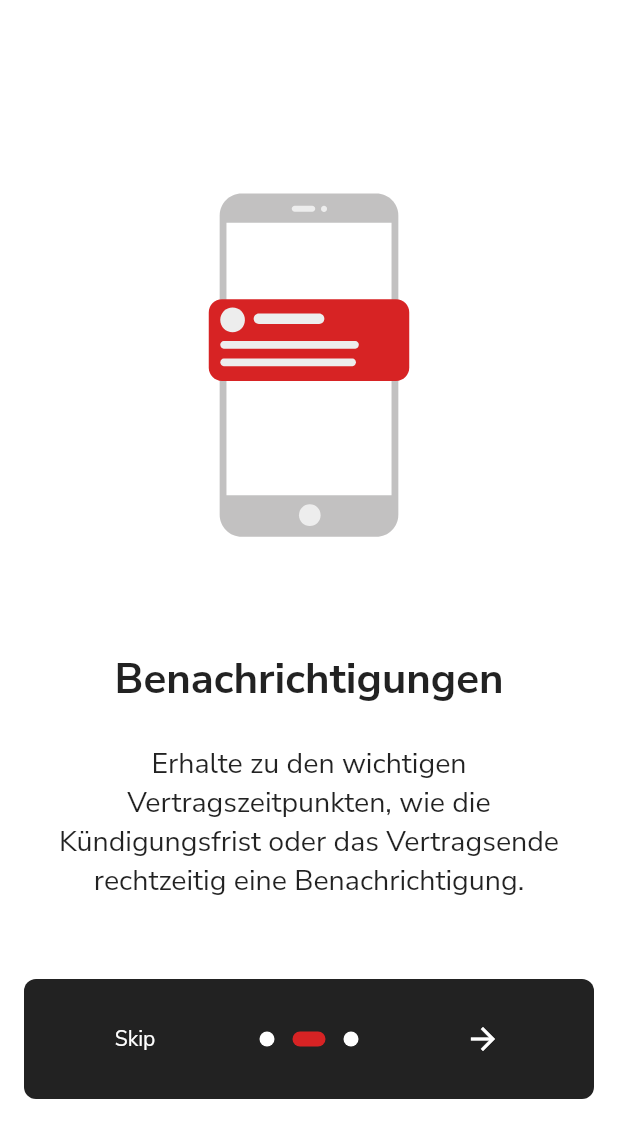
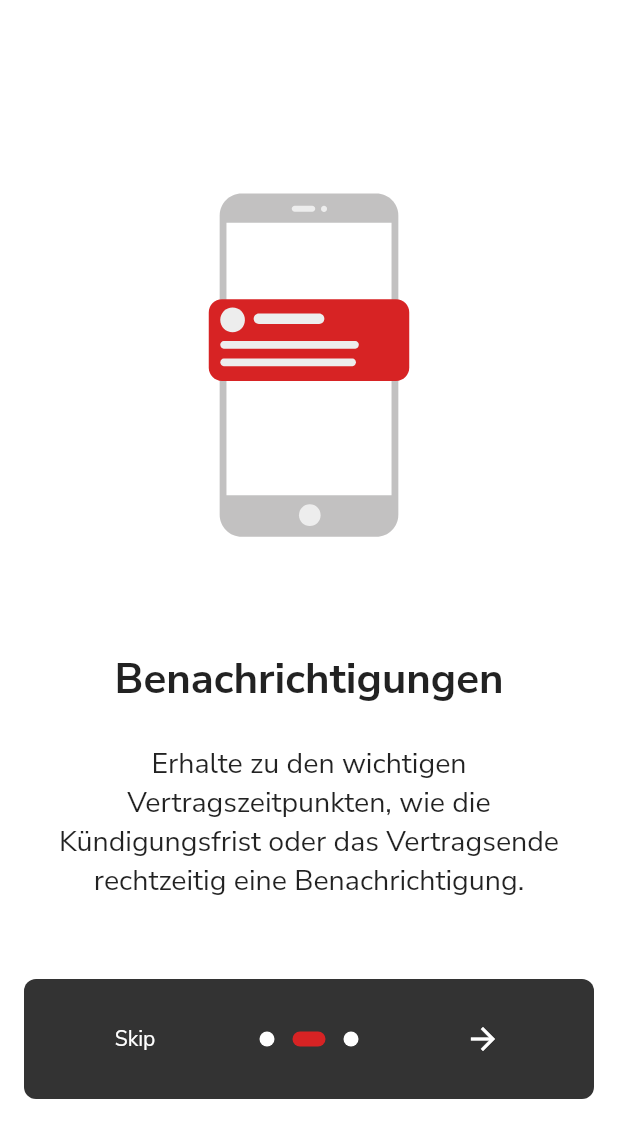
Before and after one commit to christian-leingang/CTFL-Vertragsmanager, a Flutter app: the screen it shows after launch, swiped to page 2, on a phone screen of 412 x 824 dp, the part 113-1236 px from its top. Run offline on Flutter 3.47's test engine with Material 2 defaults, Android fonts, the phone set to English and light mode, and no system bars; drawn by our look-alikes of introduction_screen; our stand-ins replace datetime_picker_formfield, file_picker, flutter_login, flutter_native_splash, fluttertoast, hive and 5 more; missing offline and left inert: cloudinary_public, dropdown_plus, flutter_pdfview, image_picker_for_web, shared_preferences_web; accounts and stored records are empty; project files that could hold a hidden picture were left out.

Commit message:
UI changes for dark mode

```diff
--- a/frontend/ctfl_vertragsmanager/lib/main.dart
+++ b/frontend/ctfl_vertragsmanager/lib/main.dart
@@ -58,6 +58,7 @@ class _MainState extends State<Main> {
         ChangeNotifierProvider(create: (context) => AllVertraegeProvider()),
       ],
       child: MaterialApp(
+        debugShowCheckedModeBanner: false,
         localizationsDelegates: const [
           GlobalMaterialLocalizations.delegate,
           GlobalWidgetsLocalizations.delegate,
--- a/frontend/ctfl_vertragsmanager/lib/pages/on_boarding.dart
+++ b/frontend/ctfl_vertragsmanager/lib/pages/on_boarding.dart
@@ -1,6 +1,7 @@
 import 'package:flutter/material.dart';
 import 'package:introduction_screen/introduction_screen.dart';
 import 'package:lottie/lottie.dart';
+import 'package:flutter/scheduler.dart';
 
 class OnBoardingPage extends StatefulWidget {
   const OnBoardingPage({Key? key}) : super(key: key);
@@ -21,11 +22,13 @@ class OnBoardingPageState extends State<OnBoardingPage> with TickerProviderState
   Widget build(BuildContext context) {
     const bodyStyle = TextStyle(fontSize: 19.0);
 
-    const pageDecoration = PageDecoration(
+    var pageDecoration = PageDecoration(
       titleTextStyle: TextStyle(fontSize: 28.0, fontWeight: FontWeight.w700),
       bodyTextStyle: bodyStyle,
       // descriptionPadding: EdgeInsets.fromLTRB(16.0, 0.0, 16.0, 16.0),
-      pageColor: Colors.white,
+      pageColor: SchedulerBinding.instance.window.platformBrightness == Brightness.dark
+          ? Colors.black.withOpacity(0.6)
+          : Colors.white,
       imagePadding: EdgeInsets.zero,
 
       imageFlex: 5,
@@ -34,7 +37,10 @@ class OnBoardingPageState extends State<OnBoardingPage> with TickerProviderState
 
     return IntroductionScreen(
       key: introKey,
-      globalBackgroundColor: Colors.white,
+      globalBackgroundColor: SchedulerBinding.instance.window.platformBrightness == Brightness.dark
+          ? Colors.black.withOpacity(0.6)
+          : Colors.white,
+
       globalHeader: const Align(
         alignment: Alignment.center,
         child: SafeArea(
@@ -126,8 +132,10 @@ class OnBoardingPageState extends State<OnBoardingPage> with TickerProviderState
           borderRadius: BorderRadius.all(Radius.circular(25.0)),
         ),
       ),
-      dotsContainerDecorator: const ShapeDecoration(
-        color: Colors.black87,
+      dotsContainerDecorator: ShapeDecoration(
+        color: SchedulerBinding.instance.window.platformBrightness == Brightness.dark
+            ? Colors.white30
+            : Colors.black.withOpacity(0.8),
         shape: RoundedRectangleBorder(
           borderRadius: BorderRadius.all(Radius.circular(8.0)),
         ),
--- a/frontend/ctfl_vertragsmanager/pubspec.yaml
+++ b/frontend/ctfl_vertragsmanager/pubspec.yaml
@@ -5,7 +5,7 @@ publish_to: 'none' # Remove this line if you wish to publish to pub.dev
 
 #change when releasing new version
 #run "flutter run" to change to new version in Android folder
-version: 1.2.0+9
+version: 1.3.0+10
 
 environment:
   sdk: '>=2.12.0 <3.0.0'
```
Also changed, not shown: 1 other file.
